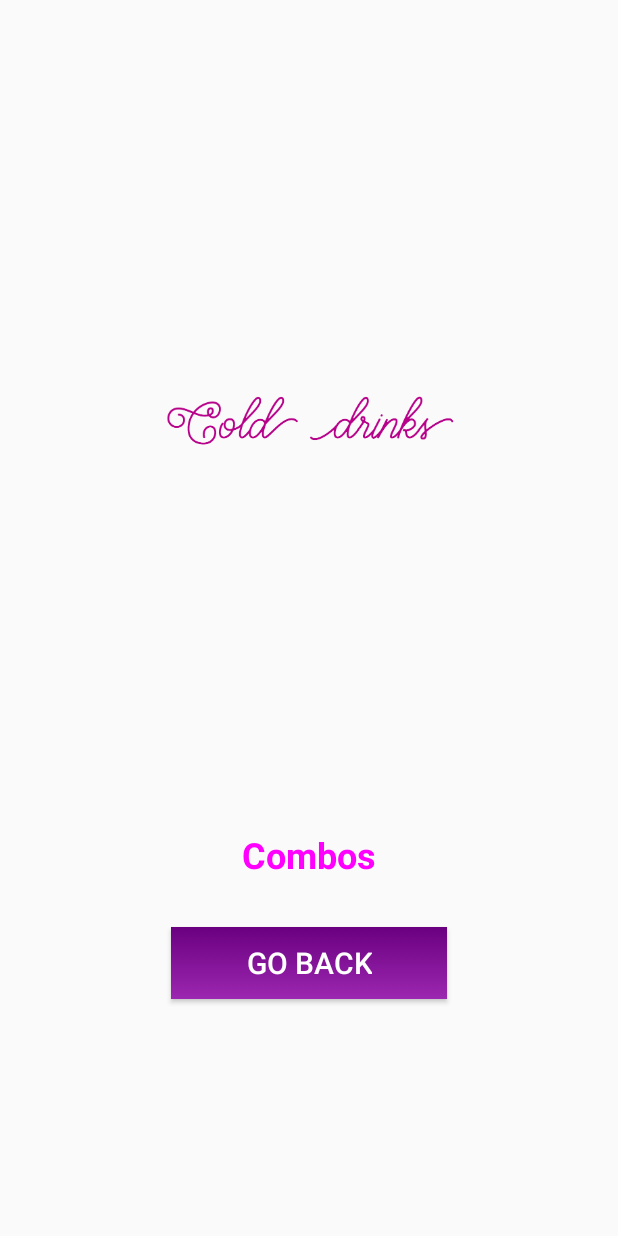
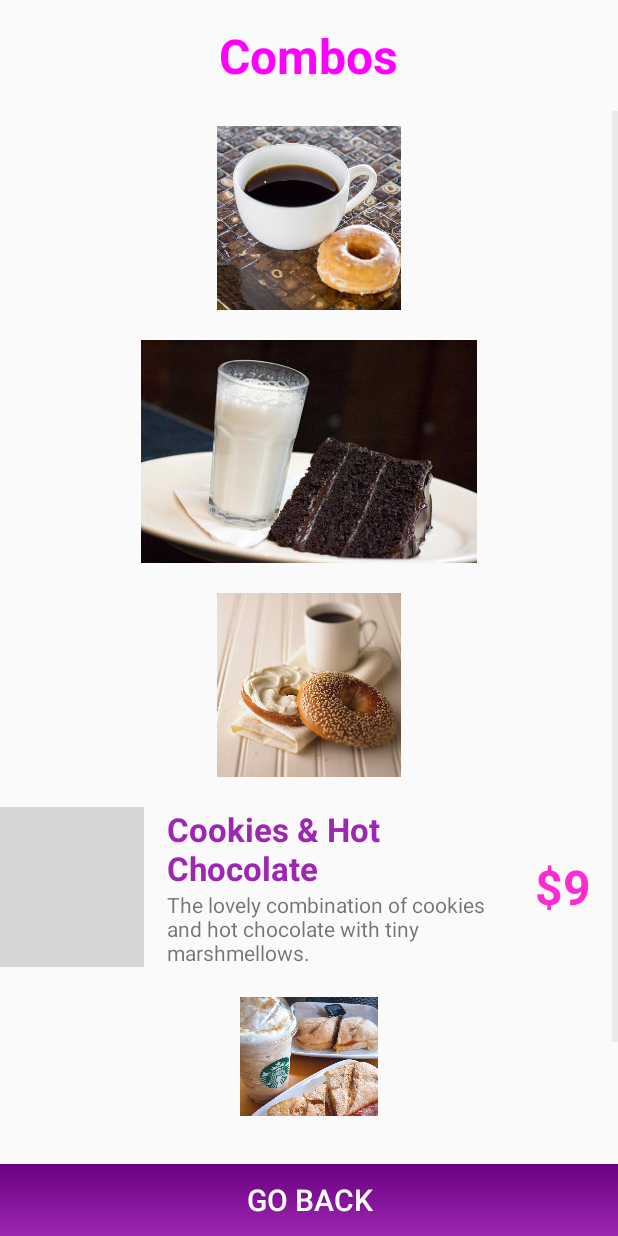
Before and after one commit to DiegoArredondo/Moviles-TheCheezery, an Android app: the CombosActivity screen opened directly, with no data from a screen before it, on a phone screen of 412 x 824 dp. Run offline under Robolectric (Android 15) with nearby library versions, the phone set to English and light mode, and no system bars; grey boxes are pictures that could not be loaded.

Commit message:
grid en combos

```diff
--- a/app/src/main/java/arredondo/diego/thecheezery/CombosActivity.kt
+++ b/app/src/main/java/arredondo/diego/thecheezery/CombosActivity.kt
@@ -1,11 +1,20 @@
 package arredondo.diego.thecheezery
 
+import android.content.Context
 import android.content.Intent
 import androidx.appcompat.app.AppCompatActivity
 import android.os.Bundle
+import android.view.LayoutInflater
+import android.view.View
+import android.view.ViewGroup
+import android.widget.BaseAdapter
 import kotlinx.android.synthetic.main.activity_combos.*
+import kotlinx.android.synthetic.main.producto_view.view.*
 
 class CombosActivity : AppCompatActivity() {
+
+    var combos = ArrayList<Producto>()
+    var adaptador : AdaptadorProductoGrid? = null
 
     override fun onCreate(savedInstanceState: Bundle?) {
         super.onCreate(savedInstanceState)
@@ -15,5 +24,57 @@ class CombosActivity : AppCompatActivity() {
             val intent = Intent(this, MenuActivity::class.java)
             startActivity(intent)
         }
+
+        cargarCombos()
+        adaptador = AdaptadorProductoGrid(this, combos)
+        gridcombos.adapter = adaptador
+    }
+
+    fun cargarCombos(){
+        combos.add(Producto("Donut & Coffee", R.drawable.coffedonut, "A finely baked donut with a cup of our fresh hot coffee.", 12))
+        combos.add(Producto("Chocolate cake & milk", R.drawable.cakemilk, "A slice of our sweet chocolate cake with a glass of fresh milk.", 13))
+        combos.add(Producto("Bagel & Coffee", R.drawable.coffebagel, "A cup of dark coffee served with a classic stuffed bagel.", 11))
+        combos.add(Producto("Cookies & Hot Chocolate", R.drawable.chocolatecookies, "The lovely combination of cookies and hot chocolate with tiny marshmellows.", 9))
+        combos.add(Producto("Pannini & Frappe", R.drawable.paninifrappe, "Quality bread pannini served with a caramel frappe.", 14))
+
     }
 }
+
+
+
+class AdaptadorProductoGrid: BaseAdapter {
+
+    var productos = ArrayList<Producto>()
+    var contexto: Context? = null
+
+    constructor(contexto: Context, productos: ArrayList<Producto>){
+        this.contexto = contexto
+        this.productos = productos
+    }
+
+    override fun getView(position: Int, convertView: View?, parent: ViewGroup?): View {
+        var producto = productos[position]
+        var inflator = contexto!!.getSystemService(Context.LAYOUT_INFLATER_SERVICE) as LayoutInflater
+        var vista = inflator.inflate(R.layout.producto_view, null)
+
+        vista.imgProducto.setImageResource(producto.img)
+        vista.titleProducto.setText(producto.name)
+        vista.descProducto.setText(producto.description)
+        vista.precioProducto.setText("$${producto.precio}")
+
+        return vista
+    }
+
+    override fun getItem(position: Int): Any {
+        return productos[position]
+    }
+
+    override fun getItemId(position: Int): Long {
+        return position.toLong()
+    }
+
+    override fun getCount(): Int {
+        return productos.size
+    }
+
+}
--- a/app/src/main/java/arredondo/diego/thecheezery/MenuActivity.kt
+++ b/app/src/main/java/arredondo/diego/thecheezery/MenuActivity.kt
@@ -16,7 +16,7 @@ class MenuActivity : AppCompatActivity() {
         btnhot.setOnClickListener {startActivity(Intent(this, ProductosActivity::class.java).putExtra("tipoProductos", "hotDrinks")) }
         btnsweets.setOnClickListener {startActivity(Intent(this, ProductosActivity::class.java).putExtra("tipoProductos", "sweets")) }
         btnsalties.setOnClickListener {startActivity(Intent(this, ProductosActivity::class.java).putExtra("tipoProductos", "salties")) }
-        btncombos.setOnClickListener {startActivity(Intent(this, ProductosActivity::class.java).putExtra("tipoProductos", "coldDrinks")) }
+        btncombos.setOnClickListener {startActivity(Intent(this, CombosActivity::class.java)) }
         btnpersonalized.setOnClickListener {startActivity(Intent(this, ProductosActivity::class.java).putExtra("tipoProductos", "coldDrinks")) }
     }
 }
--- a/app/src/main/res/layout/activity_combos.xml
+++ b/app/src/main/res/layout/activity_combos.xml
@@ -1,39 +1,36 @@
 <?xml version="1.0" encoding="utf-8"?>
-<androidx.constraintlayout.widget.ConstraintLayout xmlns:android="http://schemas.android.com/apk/res/android"
+<LinearLayout xmlns:android="http://schemas.android.com/apk/res/android"
     xmlns:app="http://schemas.android.com/apk/res-auto"
     xmlns:tools="http://schemas.android.com/tools"
     android:layout_width="match_parent"
     android:layout_height="match_parent"
-    tools:context=".CombosActivity">
-
-    <ImageView
-        android:id="@+id/imageView2"
-        android:layout_width="243dp"
-        android:layout_height="432dp"
-        android:layout_marginTop="3dp"
-        android:layout_marginBottom="3dp"
-        app:layout_constraintBottom_toBottomOf="parent"
-        app:layout_constraintEnd_toEndOf="parent"
-        app:layout_constraintStart_toStartOf="parent"
-        app:layout_constraintTop_toTopOf="parent"
-        app:layout_constraintVertical_bias="0.184"
-        app:srcCompat="@drawable/colddrinks" />
+    tools:context=".CombosActivity"
+    android:orientation="vertical"
+    android:gravity="center_horizontal">
 
     <TextView
         android:id="@+id/textView2"
         android:layout_width="wrap_content"
         android:layout_height="wrap_content"
-        android:layout_marginTop="47dp"
+        android:layout_marginVertical="15dp"
         android:text="@string/btn_combos"
         app:layout_constraintEnd_toEndOf="parent"
         app:layout_constraintStart_toStartOf="parent"
         app:layout_constraintTop_toBottomOf="@+id/imageView2"
-        android:textSize="24dp"
+        android:textSize="32dp"
         android:textColor="@drawable/purple_gradient"
         android:textStyle="bold"/>
+
+    <GridView
+        android:id="@+id/gridcombos"
+        android:layout_width="match_parent"
+        android:layout_height="0dp"
+        android:layout_weight="1">
+    </GridView>
+
     <Button
         android:id="@+id/btnback"
-        android:layout_width="wrap_content"
+        android:layout_width="match_parent"
         android:layout_height="wrap_content"
         android:layout_marginTop="32dp"
         android:background="@drawable/purple_gradient"
@@ -44,4 +41,4 @@
         app:layout_constraintEnd_toEndOf="parent"
         app:layout_constraintStart_toStartOf="parent"
         app:layout_constraintTop_toBottomOf="@+id/textView2" />
-</androidx.constraintlayout.widget.ConstraintLayout>
+</LinearLayout>
--- a/app/src/main/res/layout/producto_view.xml
+++ b/app/src/main/res/layout/producto_view.xml
@@ -1,7 +1,7 @@
 <?xml version="1.0" encoding="utf-8"?>
 <LinearLayout xmlns:android="http://schemas.android.com/apk/res/android"
     android:orientation="horizontal" android:layout_width="match_parent"
-    android:layout_height="wrap_content"
+    android:layout_height="120dp"
     android:layout_marginVertical="10dp"
     android:paddingVertical="10dp">
 
@@ -10,7 +10,8 @@
         android:layout_width="wrap_content"
         android:layout_height="match_parent"
         android:src="@drawable/caramelfrap"
-        android:layout_weight="0"/>
+        android:layout_weight="0"
+        android:adjustViewBounds="true"/>
 
     <LinearLayout
         android:layout_width="match_parent"
```
Also changed, not shown: app/src/main/res/drawable-v24/cakemilk.png (added), app/src/main/res/drawable-v24/coffebagel.png (added), app/src/main/res/drawable-v24/coffedonut.png (added), app/src/main/res/drawable-v24/paninifrappe.png (added), 1 other file.
